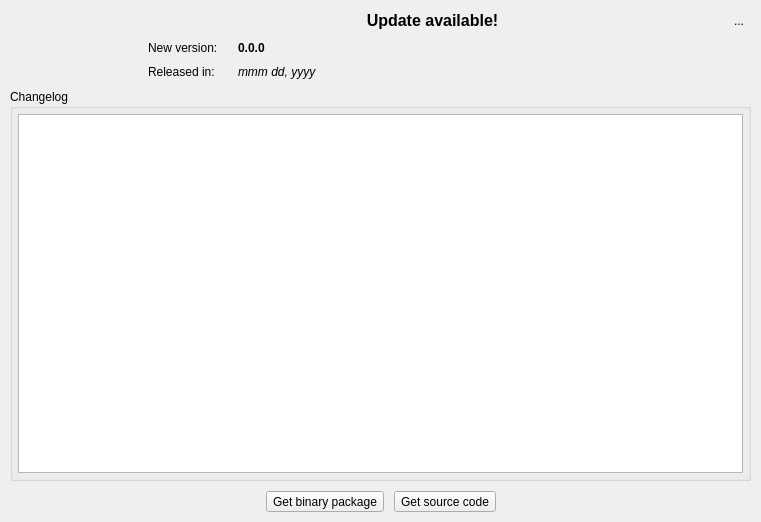
The window that libs/libgui/ui/widgets/updatenotifierwidget.ui (pgmodeler/pgmodeler) describes before a commit, drawn with Qt 5.
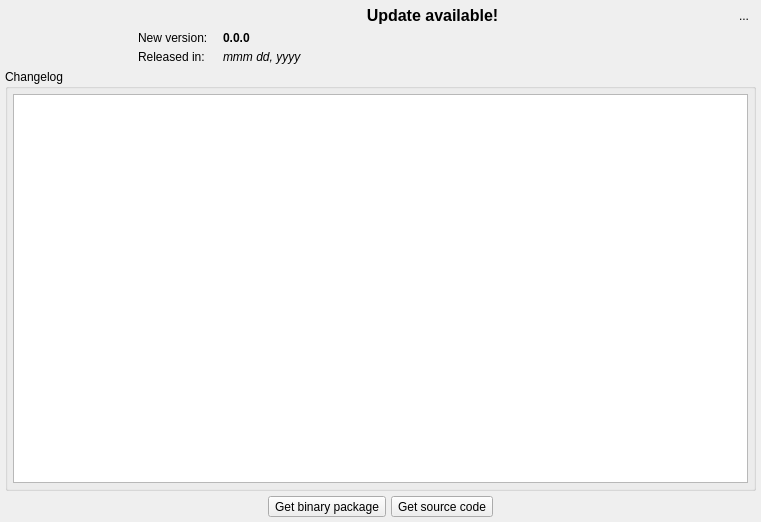
The same window after the commit. Icons and pictures are not drawn.

Commit message: Adjusted the layouts spacing in ui/tools/* and ui/widget/*

Diff of the .ui file:
```diff
--- a/libs/libgui/ui/widgets/updatenotifierwidget.ui
+++ b/libs/libgui/ui/widgets/updatenotifierwidget.ui
@@ -57,19 +57,19 @@
      </property>
      <layout class="QGridLayout" name="gridLayout">
       <property name="leftMargin">
-       <number>10</number>
+       <number>5</number>
       </property>
       <property name="topMargin">
-       <number>10</number>
+       <number>5</number>
       </property>
       <property name="rightMargin">
-       <number>10</number>
+       <number>5</number>
       </property>
       <property name="bottomMargin">
-       <number>10</number>
+       <number>5</number>
       </property>
       <property name="spacing">
-       <number>10</number>
+       <number>5</number>
       </property>
       <item row="0" column="1">
        <widget class="QLabel" name="title_lbl">
@@ -140,6 +140,9 @@
       </item>
       <item row="2" column="1" colspan="2">
        <layout class="QHBoxLayout" name="horizontalLayout_3">
+        <property name="spacing">
+         <number>5</number>
+        </property>
         <item>
          <widget class="QLabel" name="date_lbl">
           <property name="sizePolicy">
@@ -188,6 +191,9 @@
       </item>
       <item row="1" column="1" colspan="2">
        <layout class="QHBoxLayout" name="horizontalLayout_2">
+        <property name="spacing">
+         <number>5</number>
+        </property>
         <item>
          <widget class="QLabel" name="version_lbl">
           <property name="sizePolicy">
@@ -240,7 +246,7 @@
         </property>
         <layout class="QVBoxLayout" name="verticalLayout_2">
          <property name="spacing">
-          <number>10</number>
+          <number>5</number>
          </property>
          <property name="leftMargin">
           <number>5</number>
@@ -293,6 +299,9 @@
       </item>
       <item row="4" column="0" colspan="3">
        <layout class="QHBoxLayout" name="horizontalLayout">
+        <property name="spacing">
+         <number>5</number>
+        </property>
         <item>
          <spacer name="horizontalSpacer_2">
           <property name="orientation">
```
Left out of the diff: 2 changed lines with no effect on the pictures. The commit also changes 41 other files.
